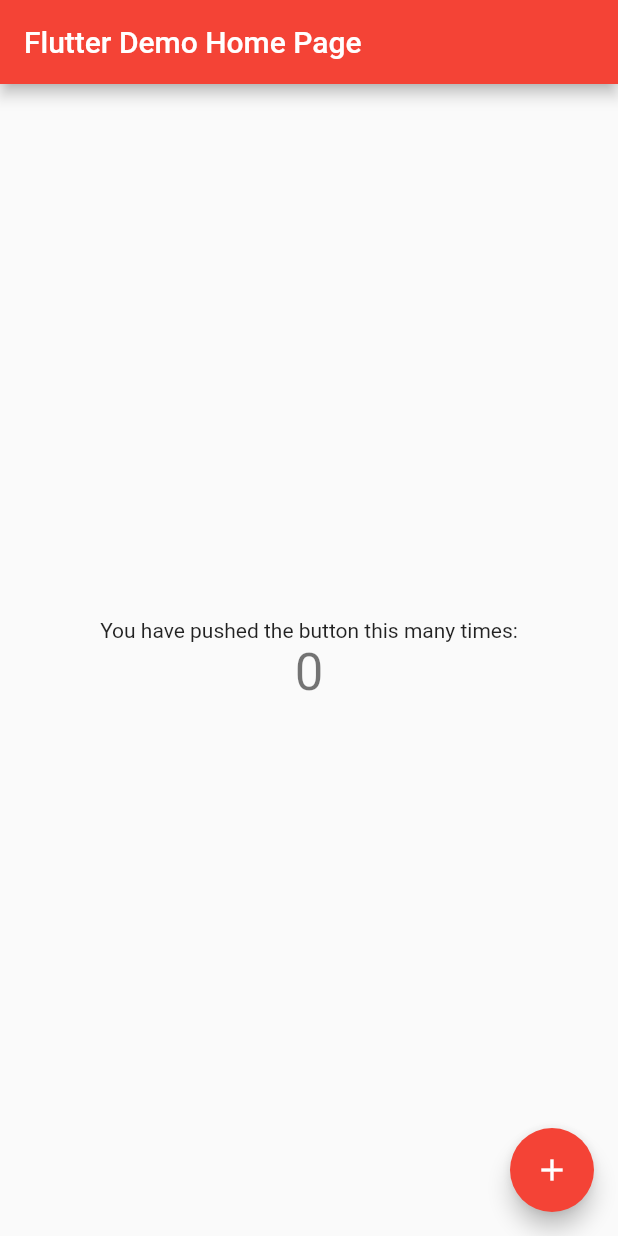
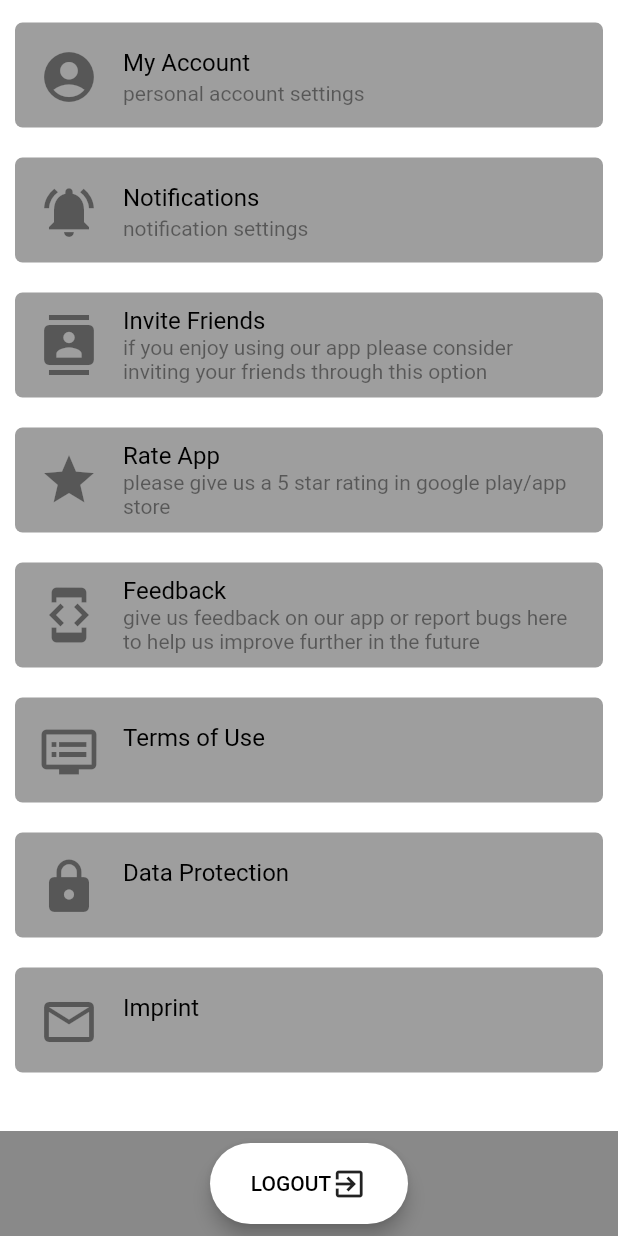
Before and after one commit to Pinolpier/Hochschulprojekt-Flutter, a Flutter app: the screen it shows after launch, on a phone screen of 412 x 824 dp. Run offline on Flutter 3.47's test engine with Material 2 defaults, Android fonts, the phone set to English and light mode, and no system bars.

Commit message:
initial commit for settingsscreen

```diff
--- a/lib/main.dart
+++ b/lib/main.dart
@@ -1,4 +1,17 @@
+import 'package:aiblabswp2020ssunivents/settings_screen.dart';
 import 'package:flutter/material.dart';
-import 'package:aiblabswp2020ssunivents/start.dart';
+import 'package:aiblabswp2020ssunivents/option_model.dart';
 
 void main() => runApp(MyApp());
+
+class MyApp extends StatelessWidget {
+  @override
+  Widget build(BuildContext context) {
+    return MaterialApp(
+      title: 'Flutter Select Option UI',
+      debugShowCheckedModeBanner: false,
+      theme: ThemeData(primaryColor: Colors.black),
+      home: SettingsScreen(),
+    );
+  }
+}
--- /dev/null
+++ b/lib/option_model.dart
@@ -0,0 +1,52 @@
+import 'package:flutter/material.dart';
+
+class Option {
+  Icon icon;
+  String title;
+  String subtitle;
+
+  Option({this.icon, this.title, this.subtitle});
+}
+
+final options = [
+  Option(
+    icon: Icon(Icons.account_circle, size: 40.0),
+    title: 'My Account',
+    subtitle: 'personal account settings',
+  ),
+  Option(
+    icon: Icon(Icons.notifications_active, size: 40.0),
+    title: 'Notifications',
+    subtitle: 'notification settings',
+  ),
+  Option(
+    icon: Icon(Icons.contacts, size: 40.0),
+    title: 'Invite Friends',
+    subtitle: 'if you enjoy using our app please consider inviting your friends through this option',
+  ),
+  Option(
+    icon: Icon(Icons.star, size: 40.0),
+    title: 'Rate App',
+    subtitle: 'please give us a 5 star rating in google play/app store',
+  ),
+  Option(
+    icon: Icon(Icons.developer_mode, size: 40.0),
+    title: 'Feedback',
+    subtitle: 'give us feedback on our app or report bugs here to help us improve further in the future',
+  ),
+  Option(
+    icon: Icon(Icons.dvr, size: 40.0),
+    title: 'Terms of Use',
+    subtitle: '',
+  ),
+  Option(
+    icon: Icon(Icons.lock, size: 40.0),
+    title: 'Data Protection',
+    subtitle: '',
+  ),
+  Option(
+    icon: Icon(Icons.mail_outline, size: 40.0),
+    title: 'Imprint',
+    subtitle: '',
+  ),
+];
--- /dev/null
+++ b/lib/settings_screen.dart
@@ -0,0 +1,76 @@
+import 'package:flutter/material.dart';
+import 'package:aiblabswp2020ssunivents/option_model.dart';
+
+class SettingsScreen extends StatefulWidget {
+  @override
+  _SettingsScreenState createState() => _SettingsScreenState();
+}
+
+class _SettingsScreenState extends State<SettingsScreen> {
+
+  @override
+  Widget build(BuildContext context) {
+    return Scaffold(
+      backgroundColor: Colors.white,
+      body: ListView.builder(
+        itemCount: options.length + 2,
+        itemBuilder: (BuildContext context, int index) {
+          if (index == 0) {
+            return SizedBox(height: 5.0);
+          } else if (index == options.length + 1) {
+            return SizedBox(height: 100.0);
+          }
+          return Container(
+            alignment: Alignment.center,
+            margin: EdgeInsets.all(10.0),
+            width: double.infinity,
+            height: 70.0,
+            decoration: BoxDecoration(
+              color: Colors.grey,
+              borderRadius: BorderRadius.circular(5.0),
+            ),
+            child: ListTile(
+              leading: options[index - 1].icon,
+              title: Text(
+                options[index - 1].title,
+                style: TextStyle(
+                  color: Colors.black
+                ),
+              ),
+              subtitle: Text(
+                options[index - 1].subtitle,
+                style: TextStyle(
+                  color: Colors.black45
+                ),
+              ),
+              onTap: () {
+                print('pressed');
+              },
+            ),
+          );
+        },
+      ),
+      bottomSheet: Container(
+        color: Colors.black45,
+        padding: EdgeInsets.symmetric(vertical: 8.0,horizontal: 140.0),
+        width: double.infinity,
+        child: RaisedButton(
+          elevation: 5.0,
+          onPressed: () => print('Logout was pressed'),
+          padding: EdgeInsets.all(15.0),
+          shape: RoundedRectangleBorder(
+            borderRadius: BorderRadius.circular(30.0),
+          ),
+          color: Colors.white,
+          child: Row(
+            mainAxisAlignment: MainAxisAlignment.center,
+            children: <Widget>[
+              Text('LOGOUT', style: TextStyle(color: Colors.black),),
+              Icon(Icons.exit_to_app)
+            ],
+          ),
+        )
+      ),
+    );
+  }
+}
--- a/lib/start.dart
+++ /dev/null
@@ -1,109 +0,0 @@
-import 'package:flutter/material.dart';
-
-class MyApp extends StatelessWidget {
-  // This widget is the root of your application.
-  @override
-  Widget build(BuildContext context) {
-    return MaterialApp(
-      title: 'Flutter Demo',
-      theme: ThemeData(
-        // This is the theme of your application.
-        //
-        // Try running your application with "flutter run". You'll see the
-        // application has a blue toolbar. Then, without quitting the app, try
-        // changing the primarySwatch below to Colors.green and then invoke
-        // "hot reload" (press "r" in the console where you ran "flutter run",
-        // or simply save your changes to "hot reload" in a Flutter IDE).
-        // Notice that the counter didn't reset back to zero; the application
-        // is not restarted.
-        primarySwatch: Colors.red,
-      ),
-      home: MyHomePage(title: 'Flutter Demo Home Page'),
-    );
-  }
-}
-
-class MyHomePage extends StatefulWidget {
-  MyHomePage({Key key, this.title}) : super(key: key);
-
-  // This widget is the home page of your application. It is stateful, meaning
-  // that it has a State object (defined below) that contains fields that affect
-  // how it looks.
-
-  // This class is the configuration for the state. It holds the values (in this
-  // case the title) provided by the parent (in this case the App widget) and
-  // used by the build method of the State. Fields in a Widget subclass are
-  // always marked "final".
-
-  final String title;
-
-  @override
-  _MyHomePageState createState() => _MyHomePageState();
-}
-
-class _MyHomePageState extends State<MyHomePage> {
-  int _counter = 0;
-
-  void _incrementCounter() {
-    setState(() {
-      // This call to setState tells the Flutter framework that something has
-      // changed in this State, which causes it to rerun the build method below
-      // so that the display can reflect the updated values. If we changed
-      // _counter without calling setState(), then the build method would not be
-      // called again, and so nothing would appear to happen.
-      _counter++;
-    });
-  }
-
-  @override
-  Widget build(BuildContext context) {
-    // This method is rerun every time setState is called, for instance as done
-    // by the _incrementCounter method above.
-    //
-    // The Flutter framework has been optimized to make rerunning build methods
-    // fast, so that you can just rebuild anything that needs updating rather
-    // than having to individually change instances of widgets.
-    return Scaffold(
-      appBar: AppBar(
-        // Here we take the value from the MyHomePage object that was created by
-        // the App.build method, and use it to set our appbar title.
-        title: Text(widget.title),
-      ),
-      body: Center(
-        // Center is a layout widget. It takes a single child and positions it
-        // in the middle of the parent.
-        child: Column(
-          // Column is also a layout widget. It takes a list of children and
-          // arranges them vertically. By default, it sizes itself to fit its
-          // children horizontally, and tries to be as tall as its parent.
-          //
-          // Invoke "debug painting" (press "p" in the console, choose the
-          // "Toggle Debug Paint" action from the Flutter Inspector in Android
-          // Studio, or the "Toggle Debug Paint" command in Visual Studio Code)
-          // to see the wireframe for each widget.
-          //
-          // Column has various properties to control how it sizes itself and
-          // how it positions its children. Here we use mainAxisAlignment to
-          // center the children vertically; the main axis here is the vertical
-          // axis because Columns are vertical (the cross axis would be
-          // horizontal).
-          mainAxisAlignment: MainAxisAlignment.center,
-          children: <Widget>[
-            Text(
-              'You have pushed the button this many times:',
-            ),
-            Text(
-              '$_counter',
-              style: Theme.of(context).textTheme.display1,
-            ),
-          ],
-        ),
-      ),
-      floatingActionButton: FloatingActionButton(
-        onPressed: _incrementCounter,
-        tooltip: 'Increment',
-        child: Icon(Icons.add),
-      ), // This trailing comma makes auto-formatting nicer for build methods.
-    );
-  }
-}
```
Also changed, not shown: 1 other file.
